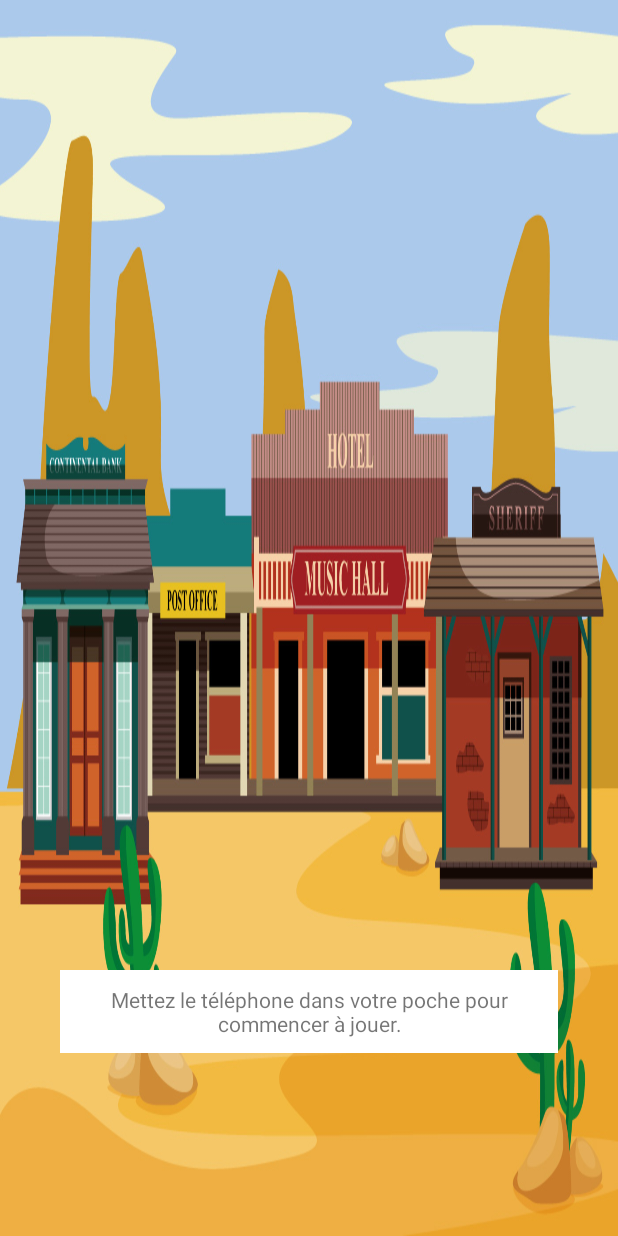
After one commit to NitriKx/M2DL-FHCI-Challenge, an Android app: the layout content_game_message.xml on its own in the app's theme, with its tools: preview values and no code run, on a phone screen of 412 x 824 dp. The commit adds this screen. Run offline under Robolectric (Android 15) with nearby library versions, the phone set to English and light mode, and no system bars.

Commit message:
mise en place des layout du jeu

```diff
--- /dev/null
+++ b/app/src/main/res/layout/content_game_message.xml
@@ -0,0 +1,17 @@
+<?xml version="1.0" encoding="utf-8"?>
+<RelativeLayout xmlns:android="http://schemas.android.com/apk/res/android"
+    android:orientation="vertical" android:layout_width="match_parent"
+    android:layout_height="match_parent">
+
+    <TextView
+        android:layout_width="fill_parent"
+        android:layout_height="wrap_content"
+        android:text="Mettez le téléphone dans votre poche pour commencer à jouer."
+        android:id="@+id/textView"
+        android:layout_marginBottom="122dp"
+        android:layout_alignParentBottom="true"
+        android:layout_centerHorizontal="true"
+        android:layout_marginLeft="40dp"
+        android:layout_marginRight="40dp"
+        android:textAlignment="center" />
+</RelativeLayout>
--- a/app/src/main/res/values/styles.xml
+++ b/app/src/main/res/values/styles.xml
@@ -9,6 +9,7 @@
         <item name="android:windowBackground">@drawable/background</item>
         <item name="android:buttonStyle">@style/AppTheme.Button</item>
         <item name="buttonStyle">@style/AppTheme.Button</item>
+        <item name="android:textViewStyle">@style/AppTheme.TextView</item>
     </style>
 
     <style name="AppTheme.NoActionBar">
@@ -22,4 +23,9 @@
         <item name="android:textColor">#FFF</item>
     </style>
 
+    <style name="AppTheme.TextView" parent="android:style/Widget.TextView">
+        <item name="android:background">#FFF</item>
+        <item name="android:padding">10dp</item>
+    </style>
+
 </resources>
```
Also changed, not shown: app/src/main/res/layout/content_game_cible.xml (added, +14 -0 lines).
